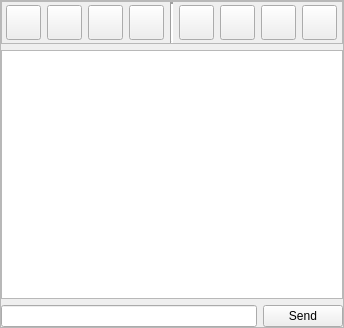
First picture: the form in trunk/src/chatwindow.ui, repository svn2github/twsoldunsupported, before the edit.
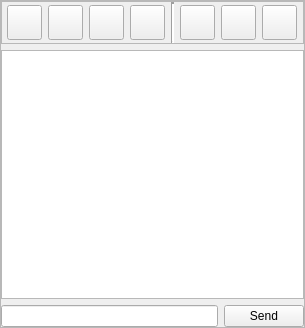
Second picture: the form after the edit.

What changed in the file:
```diff
--- a/trunk/src/chatwindow.ui
+++ b/trunk/src/chatwindow.ui
@@ -6,7 +6,7 @@
    <rect>
     <x>0</x>
     <y>0</y>
-    <width>344</width>
+    <width>305</width>
     <height>328</height>
    </rect>
   </property>
@@ -85,7 +85,7 @@
               <rect>
                <x>0</x>
                <y>0</y>
-               <width>336</width>
+               <width>297</width>
                <height>41</height>
               </rect>
              </property>
@@ -266,34 +266,6 @@
                   </property>
                  </widget>
                 </item>
-                <item>
-                 <widget class="QPushButton" name="pbstatus">
-                  <property name="minimumSize">
-                   <size>
-                    <width>35</width>
-                    <height>35</height>
-                   </size>
-                  </property>
-                  <property name="maximumSize">
-                   <size>
-                    <width>35</width>
-                    <height>35</height>
-                   </size>
-                  </property>
-                  <property name="toolTip">
-                   <string>Use this button to see the status of this user.</string>
-                  </property>
-                  <property name="text">
-                   <string/>
-                  </property>
-                  <property name="iconSize">
-                   <size>
-                    <width>30</width>
-                    <height>30</height>
-                   </size>
-                  </property>
-                 </widget>
-                </item>
                 <item>
                  <widget class="QPushButton" name="pbfilter">
                   <property name="minimumSize">
```
